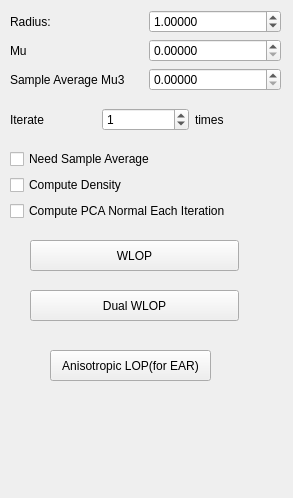
This is point-cloud-2015/UI/para_wlop.ui in sunwaylive/Point-Cloud-Processing-2015 as Qt 5 draws it before an edit. The edited form follows.
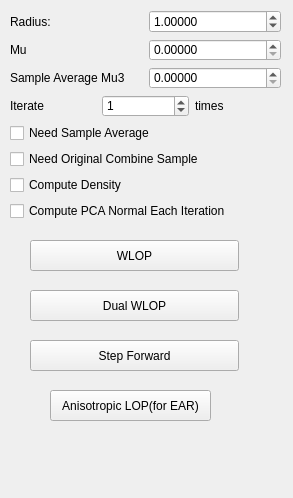
This is the edited form.

Commit message: added move forward

```diff
--- a/point-cloud-2015/UI/para_wlop.ui
+++ b/point-cloud-2015/UI/para_wlop.ui
@@ -130,6 +130,13 @@
       </property>
      </widget>
     </item>
+    <item>
+     <widget class="QCheckBox" name="Need_original_combine_sample">
+      <property name="text">
+       <string>Need Original Combine Sample</string>
+      </property>
+     </widget>
+    </item>
     <item>
      <widget class="QCheckBox" name="compute_density">
       <property name="text">
@@ -150,7 +157,7 @@
    <property name="geometry">
     <rect>
      <x>50</x>
-     <y>350</y>
+     <y>390</y>
      <width>161</width>
      <height>31</height>
     </rect>
@@ -185,6 +192,19 @@
     <string>Dual WLOP</string>
    </property>
   </widget>
+  <widget class="QPushButton" name="step_forward">
+   <property name="geometry">
+    <rect>
+     <x>30</x>
+     <y>340</y>
+     <width>209</width>
+     <height>31</height>
+    </rect>
+   </property>
+   <property name="text">
+    <string>Step Forward</string>
+   </property>
+  </widget>
  </widget>
  <resources/>
  <connections/>
```
The commit also changes 10 other files.
